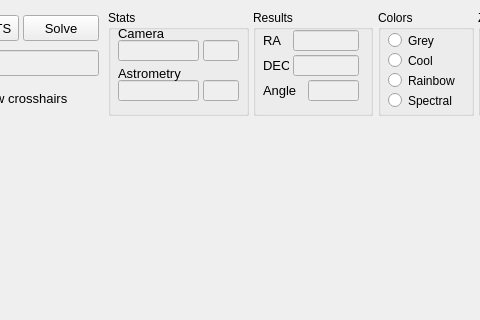
Qt form mountwizzard3/gui/image_window_ui.ui (sayitfast/MountWizzard3) before a commit; both pictures show x 152 to 632 and y 0 to 320 of the 791 by 641 pixel window.
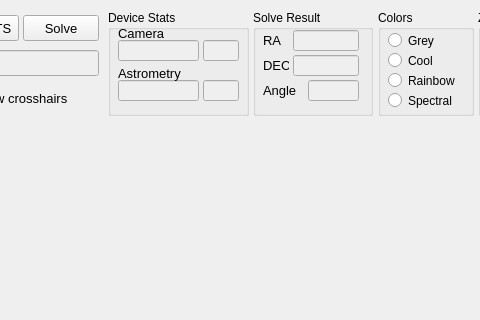
The same form after that commit.

```diff
--- a/mountwizzard3/gui/image_window_ui.ui
+++ b/mountwizzard3/gui/image_window_ui.ui
@@ -463,7 +463,7 @@
     </rect>
    </property>
    <property name="title">
-    <string>Stats</string>
+    <string>Device Stats</string>
    </property>
    <widget class="QLineEdit" name="le_astrometrySolvingTime">
     <property name="enabled">
@@ -686,7 +686,7 @@
     </rect>
    </property>
    <property name="title">
-    <string>Results</string>
+    <string>Solve Result</string>
    </property>
    <widget class="QLabel" name="label_86">
     <property name="geometry">
```
